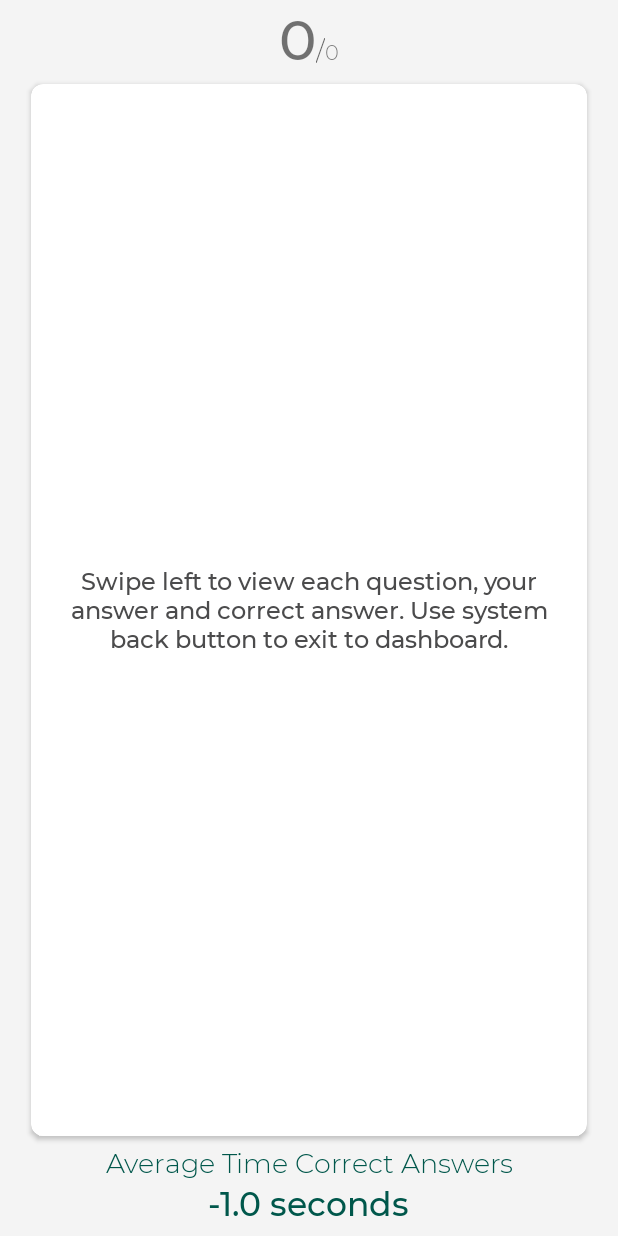
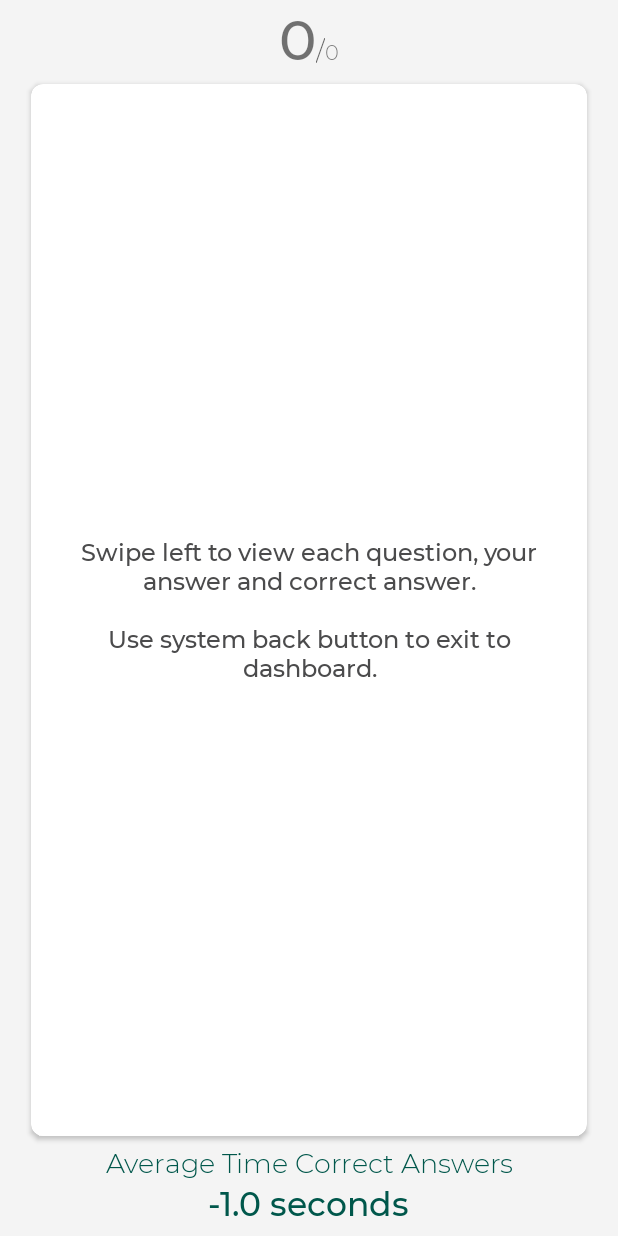
Before and after one commit to mmuhamadamirzaidi/QwisApp, an Android app: the StudentPostQuizActivity screen opened directly, with no data from a screen before it, on a phone screen of 412 x 824 dp. Run offline under Robolectric (Android 15) with nearby library versions, the phone set to English and light mode, and no system bars; 1 statement that could not run was skipped.

Commit message:
Fix Post Quiz Message

```diff
--- a/app/src/main/res/values/strings.xml
+++ b/app/src/main/res/values/strings.xml
@@ -14,7 +14,7 @@
     <string name="correctly_answered">Correctly answered questions</string>
 
     <!--post quiz cards-->
-    <string name="swipe_left_for_answers">Swipe left to view each question, your answer and correct answer. Use system back button to exit to dashboard.</string>
+    <string name="swipe_left_for_answers">Swipe left to view each question, your answer and correct answer.\n\nUse system back button to exit to dashboard.</string>
     <string name="question">Question: </string>
     <string name="you_selected">Your Answer</string>
     <string name="correct_answer">Correct Answer</string>
```
